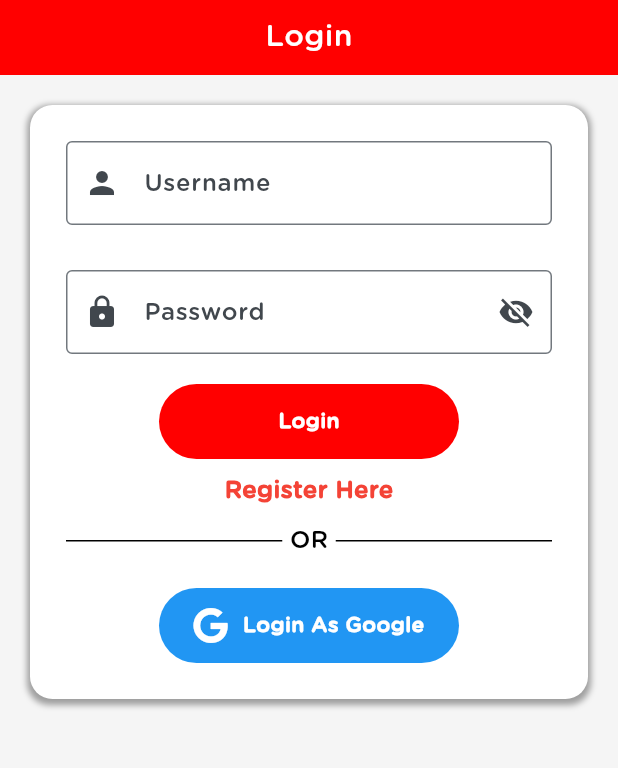
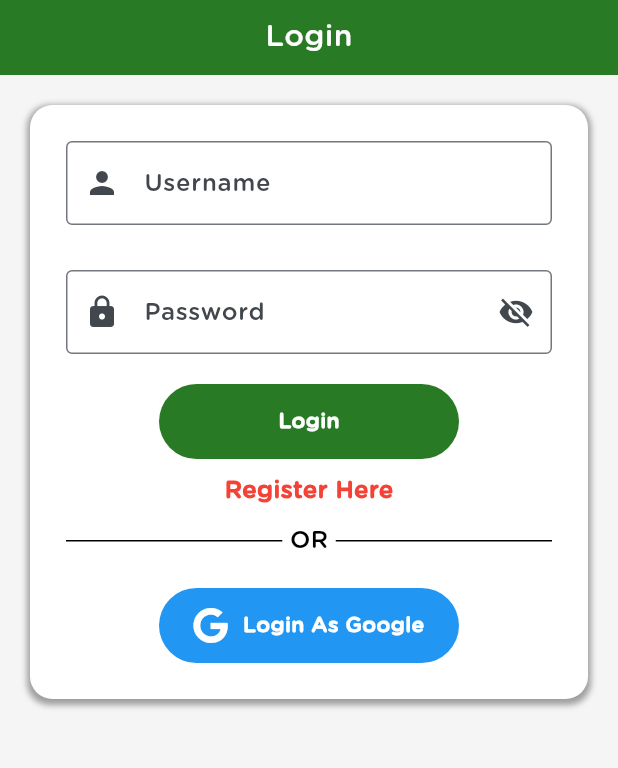
Before and after one commit to musupadi/tastygo, a Flutter app: the screen it shows after launch, on a phone screen of 412 x 824 dp, the part 375-1143 px from its top. Run offline on Flutter 3.47's test engine with Material 3 defaults, Android fonts, the phone set to English and light mode, and no system bars; our stand-ins replace camera, convex_bottom_bar, font_awesome_flutter, image_picker, lottie, shared_preferences; missing offline and left inert: tflite_v2; project files that could hold a hidden picture were left out.

Commit message:
Update Home

```diff
--- a/lib/Constant/Colors.dart
+++ b/lib/Constant/Colors.dart
@@ -2,7 +2,7 @@ import 'dart:async';
 import 'package:flutter/material.dart';
 
 Color PrimaryColors(){
-  return Color.fromRGBO(255, 0, 0, 1.0);
+  return Color.fromRGBO(41, 122, 37, 1.0);
 }
 Color PrimaryColorsDark(){
   return Color.fromRGBO(19, 102, 145, 1.0);
--- a/lib/Dashboard.dart
+++ b/lib/Dashboard.dart
@@ -35,8 +35,7 @@ class _DashboardState extends State<Dashboard> {
           backgroundColor: PrimaryColors(),
           items: <TabItem>[
             TabItem(icon: Icons.home,title: "Home"),
-            TabItem(icon: Icons.person,title: "Profile"),
-            TabItem(icon: Icons.settings,title: "Setting")
+            TabItem(icon: Icons.person,title: "Profile")
           ],
           onTap: (int i) => _navigationBottomBar(i),
         )
--- a/lib/UI/Scanner.dart
+++ b/lib/UI/Scanner.dart
@@ -2,6 +2,7 @@ import 'dart:io'; // Untuk menangani file gambar
 import 'package:camera/camera.dart';
 import 'package:flutter/material.dart';
 import 'package:image_picker/image_picker.dart'; // Untuk memilih gambar dari galeri atau kamera
+import 'package:tastygo/Constant/Colors.dart';
 import 'package:tflite_v2/tflite_v2.dart'; // TensorFlow Lite
 
 class Scanner extends StatefulWidget {
@@ -192,7 +193,7 @@ class _ScannerState extends State<Scanner> with SingleTickerProviderStateMixin {
 
     return Scaffold(
       appBar: AppBar(
-        backgroundColor: Colors.red,
+        backgroundColor: PrimaryColors(),
         iconTheme: const IconThemeData(
           color: Colors.white, // Mengubah warna tombol back menjadi putih
         ),
```
